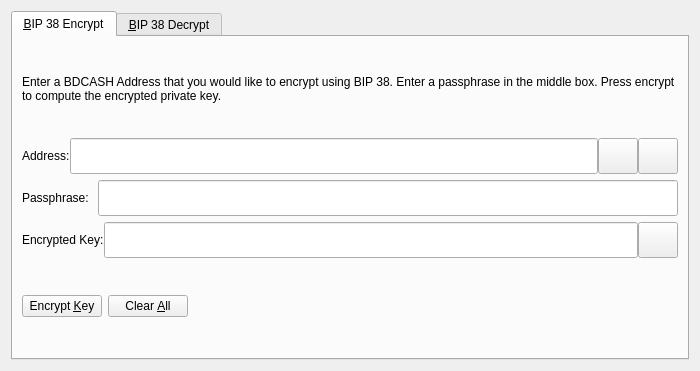
The window that src/qt/forms/bip38tooldialog.ui (MotoAcidic/bdcash-protocol) describes before a commit, drawn with Qt 5.
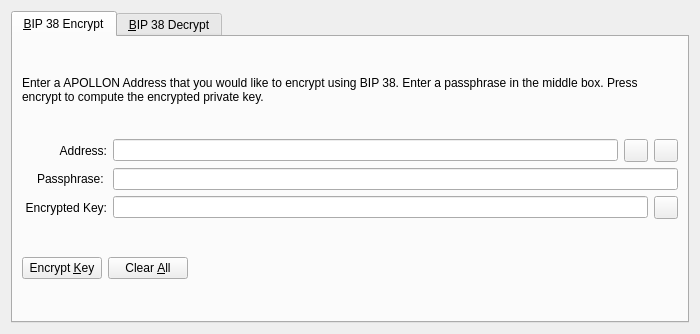
The same window after the commit. The open tabs and pages were chosen to show the change. Icons and pictures are not drawn. Custom widgets are drawn as their Qt base class.

```diff
--- a/src/qt/forms/bip38tooldialog.ui
+++ b/src/qt/forms/bip38tooldialog.ui
@@ -7,7 +7,7 @@
     <x>0</x>
     <y>0</y>
     <width>700</width>
-    <height>371</height>
+    <height>334</height>
    </rect>
   </property>
   <property name="windowTitle">
@@ -30,7 +30,7 @@
        <item>
         <widget class="QLabel" name="infoLabel_ENC">
          <property name="text">
-          <string>Enter a BDCASH Address that you would like to encrypt using BIP 38. Enter a passphrase in the middle box. Press encrypt to compute the encrypted private key.</string>
+          <string>Enter a APOLLON Address that you would like to encrypt using BIP 38. Enter a passphrase in the middle box. Press encrypt to compute the encrypted private key.</string>
          </property>
          <property name="textFormat">
           <enum>Qt::PlainText</enum>
@@ -42,11 +42,17 @@
        </item>
        <item>
         <layout class="QHBoxLayout" name="horizontalLayout_1_ENC">
-         <property name="spacing">
-          <number>0</number>
-         </property>
          <item>
           <widget class="QLabel" name="label_5">
+           <property name="alignment">
+            <set>Qt::AlignRight|Qt::AlignTrailing|Qt::AlignVCenter</set>
+           </property>
+           <property name="minimumSize">
+            <size>
+             <width>85</width>
+             <height>0</height>
+            </size>
+           </property>
            <property name="text">
             <string>Address:</string>
            </property>
@@ -54,31 +60,13 @@
          </item>
          <item>
           <widget class="QValidatedLineEdit" name="addressIn_ENC">
-           <property name="minimumSize">
-            <size>
-             <width>0</width>
-             <height>36</height>
-            </size>
-           </property>
-           <property name="maximumSize">
-            <size>
-             <width>16777215</width>
-             <height>36</height>
-            </size>
-           </property>
            <property name="toolTip">
             <string>The BDCASH address to sign the message with</string>
            </property>
           </widget>
          </item>
          <item>
-          <widget class="QPushButton" name="addressBookButton_ENC">
-           <property name="minimumSize">
-            <size>
-             <width>36</width>
-             <height>36</height>
-            </size>
-           </property>
+          <widget class="QToolButton" name="addressBookButton_ENC">
            <property name="toolTip">
             <string>Choose previously used address</string>
            </property>
@@ -89,28 +77,13 @@
             <iconset>
              <normaloff>:/icons/address-book</normaloff>:/icons/address-book</iconset>
            </property>
-           <property name="iconSize">
-            <size>
-             <width>36</width>
-             <height>36</height>
-            </size>
-           </property>
            <property name="shortcut">
             <string>Alt+A</string>
            </property>
-           <property name="autoDefault">
-            <bool>false</bool>
-           </property>
           </widget>
          </item>
          <item>
-          <widget class="QPushButton" name="pasteButton_ENC">
-           <property name="minimumSize">
-            <size>
-             <width>36</width>
-             <height>36</height>
-            </size>
-           </property>
+          <widget class="QToolButton" name="pasteButton_ENC">
            <property name="toolTip">
             <string>Paste address from clipboard</string>
            </property>
@@ -121,18 +94,9 @@
             <iconset>
              <normaloff>:/icons/editpaste</normaloff>:/icons/editpaste</iconset>
            </property>
-           <property name="iconSize">
-            <size>
-             <width>36</width>
-             <height>36</height>
-            </size>
-           </property>
            <property name="shortcut">
             <string>Alt+P</string>
            </property>
-           <property name="autoDefault">
-            <bool>false</bool>
-           </property>
           </widget>
          </item>
         </layout>
@@ -141,6 +105,15 @@
         <layout class="QHBoxLayout" name="horizontalLayout_5">
          <item>
           <widget class="QLabel" name="label_6">
+           <property name="alignment">
+            <set>Qt::AlignRight|Qt::AlignTrailing|Qt::AlignVCenter</set>
+           </property>
+           <property name="minimumSize">
+            <size>
+             <width>85</width>
+             <height>0</height>
+            </size>
+           </property>
            <property name="text">
             <string>Passphrase: </string>
            </property>
@@ -148,18 +121,6 @@
          </item>
          <item>
           <widget class="QLineEdit" name="passphraseIn_ENC">
-           <property name="minimumSize">
-            <size>
-             <width>0</width>
-             <height>36</height>
-            </size>
-           </property>
-           <property name="maximumSize">
-            <size>
-             <width>16777215</width>
-             <height>36</height>
-            </size>
-           </property>
            <property name="echoMode">
             <enum>QLineEdit::Password</enum>
            </property>
@@ -169,11 +130,17 @@
        </item>
        <item>
         <layout class="QHBoxLayout" name="horizontalLayout_2_ENC">
-         <property name="spacing">
-          <number>0</number>
-         </property>
          <item>
           <widget class="QLabel" name="encryptedKeyLabel_ENC">
+           <property name="alignment">
+            <set>Qt::AlignRight|Qt::AlignTrailing|Qt::AlignVCenter</set>
+           </property>
+           <property name="minimumSize">
+            <size>
+             <width>85</width>
+             <height>0</height>
+            </size>
+           </property>
            <property name="text">
             <string>Encrypted Key:</string>
            </property>
@@ -184,18 +151,6 @@
          </item>
          <item>
           <widget class="QLineEdit" name="encryptedKeyOut_ENC">
-           <property name="minimumSize">
-            <size>
-             <width>0</width>
-             <height>36</height>
-            </size>
-           </property>
-           <property name="maximumSize">
-            <size>
-             <width>16777215</width>
-             <height>36</height>
-            </size>
-           </property>
            <property name="font">
             <font>
              <italic>true</italic>
@@ -207,19 +162,7 @@
           </widget>
          </item>
          <item>
-          <widget class="QPushButton" name="copyKeyButton_ENC">
-           <property name="minimumSize">
-            <size>
-             <width>36</width>
-             <height>36</height>
-            </size>
-           </property>
-           <property name="maximumSize">
-            <size>
-             <width>16777215</width>
-             <height>16777215</height>
-            </size>
-           </property>
+          <widget class="QToolButton" name="copyKeyButton_ENC">
            <property name="toolTip">
             <string>Copy the current signature to the system clipboard</string>
            </property>
@@ -230,15 +173,6 @@
             <iconset resource="../bdcash.qrc">
              <normaloff>:/icons/editcopy</normaloff>:/icons/editcopy</iconset>
            </property>
-           <property name="iconSize">
-            <size>
-             <width>36</width>
-             <height>36</height>
-            </size>
-           </property>
-           <property name="autoDefault">
-            <bool>false</bool>
-           </property>
           </widget>
          </item>
         </layout>
```
Left out of the diff: 104 changed lines with no effect on the pictures.
